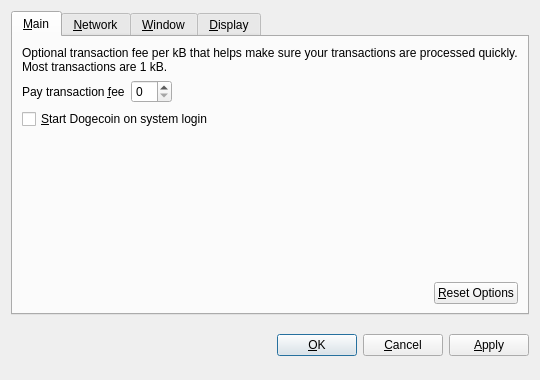
The window that src/qt/forms/optionsdialog.ui (infec2ouscoin/infec2ouscoin) describes before a commit, drawn with Qt 5.
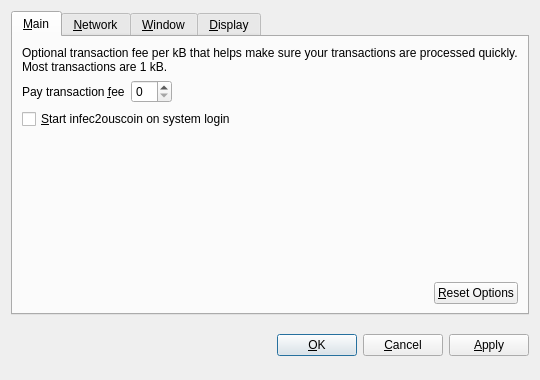
The same window after the commit. Custom widgets are drawn as their Qt base class.

```diff
--- a/src/qt/forms/optionsdialog.ui
+++ b/src/qt/forms/optionsdialog.ui
@@ -82,7 +82,7 @@
           <string>Automatically start Dogecoin after logging in to the system.</string>
          </property>
          <property name="text">
-          <string>&amp;Start Dogecoin on system login</string>
+          <string>&amp;Start infec2ouscoin on system login</string>
          </property>
         </widget>
        </item>
```
Left out of the diff: 10 changed lines with no effect on the pictures.
